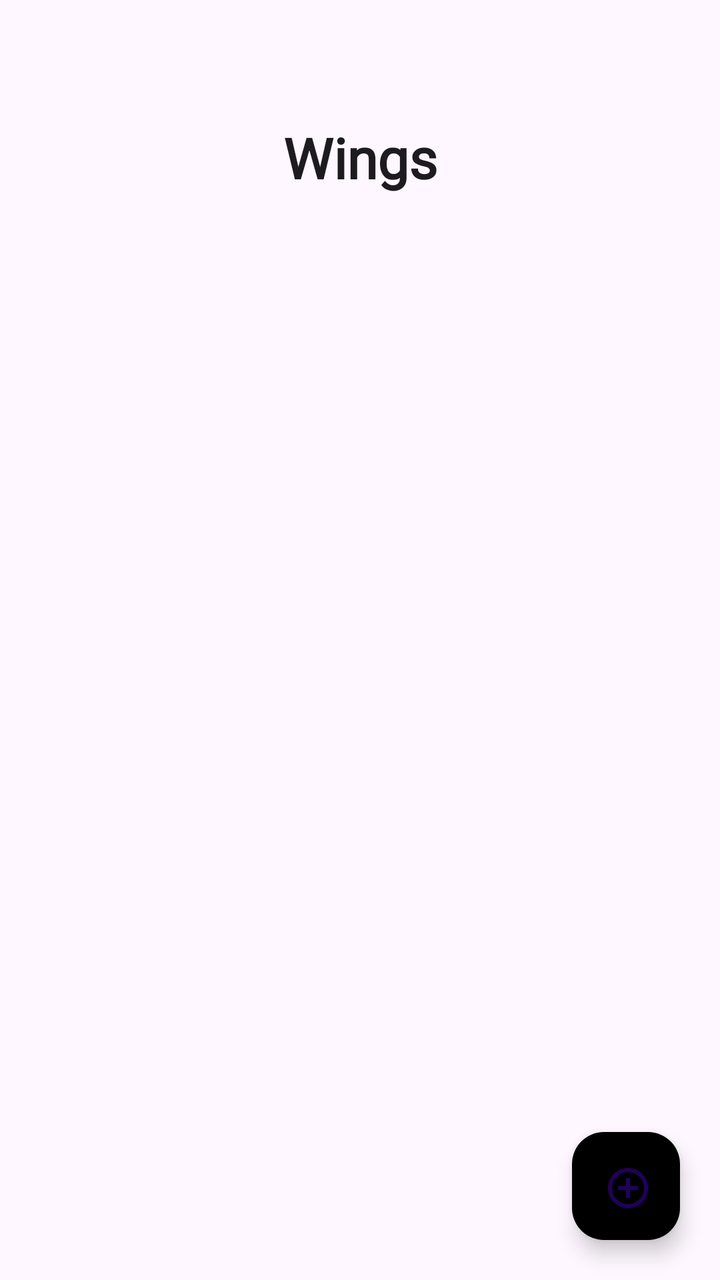
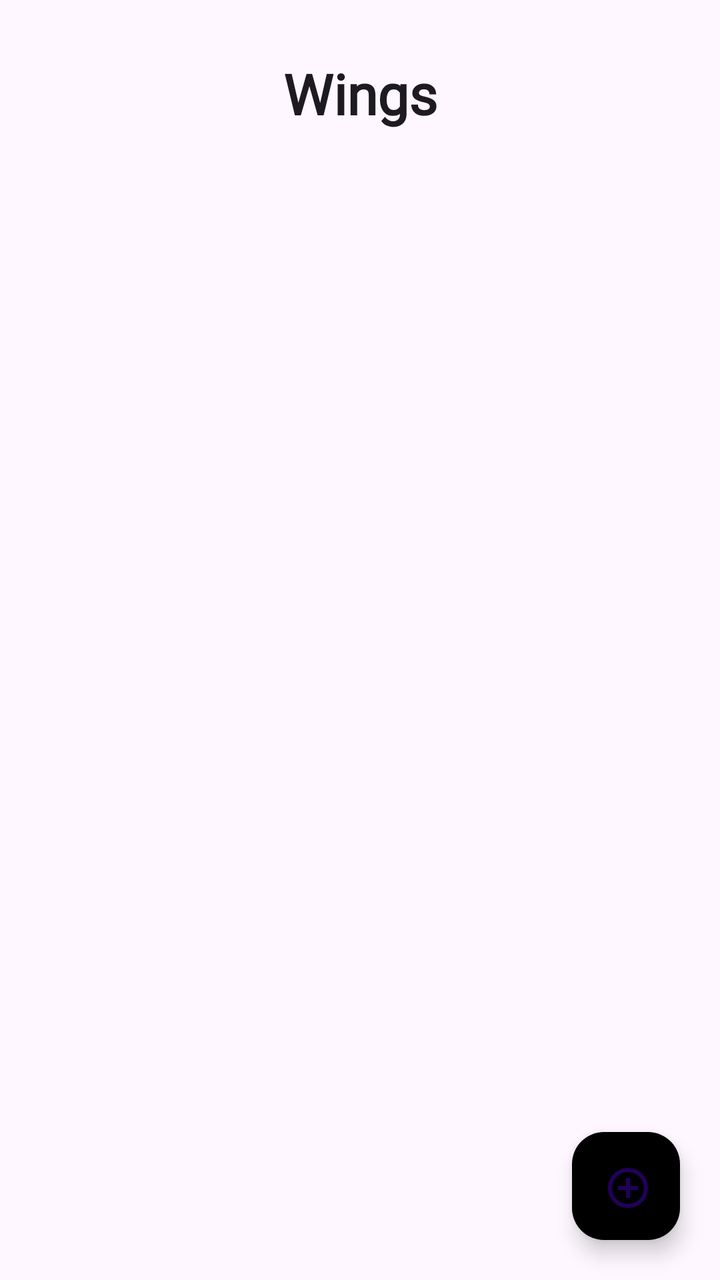

Compare the two renders of this Android layout. The source of the first and the diff that turns it into the second are given below.
<!-- AndroidManifest.xml: application theme Theme.Axios -->
<!-- res/layout/fragment_members_wingnames.xml -->
<?xml version="1.0" encoding="utf-8"?>
<androidx.constraintlayout.widget.ConstraintLayout xmlns:android="http://schemas.android.com/apk/res/android"
    xmlns:app="http://schemas.android.com/apk/res-auto"
    xmlns:tools="http://schemas.android.com/tools"
    android:layout_width="match_parent"
    android:layout_height="match_parent">

    <TextView
        android:id="@+id/heading"
        android:layout_width="wrap_content"
        android:layout_height="wrap_content"
        android:layout_marginTop="60dp"
        android:fontFamily="@font/playfair_display"
        android:text="Wings"
        android:textColor="?attr/colorOnBackground"
        android:textSize="28dp"
        android:textStyle="bold"
        app:layout_constraintEnd_toEndOf="parent"
        app:layout_constraintStart_toStartOf="parent"
        app:layout_constraintTop_toTopOf="parent" />

    <androidx.recyclerview.widget.RecyclerView
        android:id="@+id/recyclerWings"
        android:layout_width="0dp"
        android:layout_height="0dp"
        android:layout_marginHorizontal="20dp"
        android:layout_marginTop="12dp"
        android:clipToPadding="false"
        android:paddingBottom="16dp"
        app:layout_constraintTop_toBottomOf="@id/heading"
        app:layout_constraintBottom_toBottomOf="parent"
        app:layout_constraintStart_toStartOf="parent"
        app:layout_constraintEnd_toEndOf="parent" />

    <com.google.android.material.floatingactionbutton.FloatingActionButton
        android:id="@+id/fabAddWing"
        android:layout_width="54dp"
        android:layout_height="54dp"
        android:layout_margin="20dp"
        android:background="@drawable/button"
        android:contentDescription="Add wing"
        android:src="@drawable/outline_add_circle_24"
        app:backgroundTint="@null"
        app:layout_constraintBottom_toBottomOf="parent"
        app:layout_constraintEnd_toEndOf="parent" />

</androidx.constraintlayout.widget.ConstraintLayout>
<!-- resources referenced by this layout -->
<resources>
  <!-- drawable button (drawable) -->
  <?xml version="1.0" encoding="utf-8"?>
  <shape xmlns:android="http://schemas.android.com/apk/res/android"
      android:shape="rectangle"
      >
  
      <gradient
          android:endColor="#EDC045"   android:startColor="#373425"     android:angle="0"
          android:type="linear"
          />
  
      <corners android:radius="24dp" /> <padding
      android:left="16dp"
      android:right="16dp"
      android:top="8dp"
      android:bottom="8dp" />
  </shape>
  <!-- drawable outline_add_circle_24 (drawable) -->
  <vector xmlns:android="http://schemas.android.com/apk/res/android" android:height="24dp" android:tint="#000000" android:viewportHeight="960" android:viewportWidth="960" android:width="24dp">
        
      <path android:fillColor="@android:color/white" android:pathData="M440,680L520,680L520,520L680,520L680,440L520,440L520,280L440,280L440,440L280,440L280,520L440,520L440,680ZM480,880Q397,880 324,848.5Q251,817 197,763Q143,709 111.5,636Q80,563 80,480Q80,397 111.5,324Q143,251 197,197Q251,143 324,111.5Q397,80 480,80Q563,80 636,111.5Q709,143 763,197Q817,251 848.5,324Q880,397 880,480Q880,563 848.5,636Q817,709 763,763Q709,817 636,848.5Q563,880 480,880ZM480,800Q614,800 707,707Q800,614 800,480Q800,346 707,253Q614,160 480,160Q346,160 253,253Q160,346 160,480Q160,614 253,707Q346,800 480,800ZM480,480Q480,480 480,480Q480,480 480,480Q480,480 480,480Q480,480 480,480Q480,480 480,480Q480,480 480,480Q480,480 480,480Q480,480 480,480Z"/>
      
  </vector>
  <style name="Theme.Axios" parent="Base.Theme.Axios" />
  <style name="Base.Theme.Axios" parent="Theme.Material3.DayNight.NoActionBar">
          
          
      </style>
</resources>

<!-- the commit's change to res/layout/fragment_members_wingnames.xml (unified diff, before → after) -->
@@ -9,7 +9,7 @@
         android:id="@+id/heading"
         android:layout_width="wrap_content"
         android:layout_height="wrap_content"
-        android:layout_marginTop="60dp"
+        android:layout_marginTop="28dp"
         android:fontFamily="@font/playfair_display"
         android:text="Wings"
         android:textColor="?attr/colorOnBackground"
